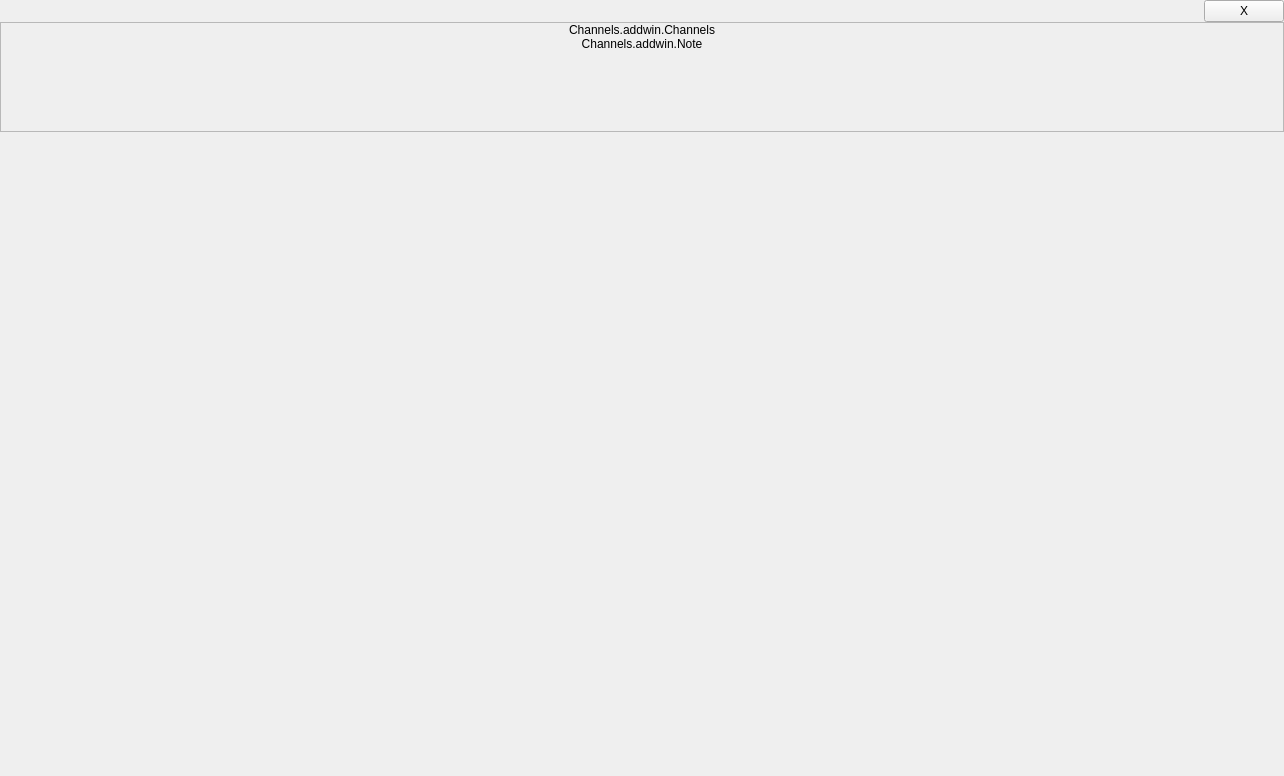
First picture: the form in src/prism/main/channels/ChannelsDataApi/ChannelsAddWin.ui, repository naver/prism-live-studio, before the edit.
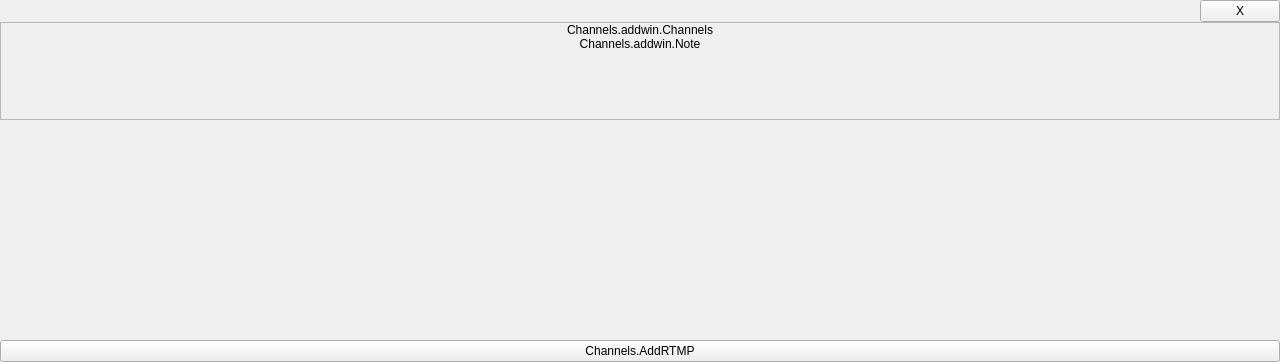
Second picture: the form after the edit. Custom widgets are drawn as their Qt base class.

```diff
--- a/src/prism/main/channels/ChannelsDataApi/ChannelsAddWin.ui
+++ b/src/prism/main/channels/ChannelsDataApi/ChannelsAddWin.ui
@@ -6,8 +6,8 @@
    <rect>
     <x>0</x>
     <y>0</y>
-    <width>1284</width>
-    <height>776</height>
+    <width>1280</width>
+    <height>362</height>
    </rect>
   </property>
   <property name="mouseTracking">
@@ -184,7 +184,7 @@
           <rect>
            <x>0</x>
            <y>0</y>
-           <width>1282</width>
+           <width>1278</width>
            <height>85</height>
           </rect>
          </property>
@@ -283,8 +283,34 @@
      </property>
     </spacer>
    </item>
+   <item>
+    <widget class="ComplexButton" name="AddRTMPBtn">
+     <property name="sizePolicy">
+      <sizepolicy hsizetype="Preferred" vsizetype="Preferred">
+       <horstretch>0</horstretch>
+       <verstretch>0</verstretch>
+      </sizepolicy>
+     </property>
+     <property name="mouseTracking">
+      <bool>true</bool>
+     </property>
+     <property name="text">
+      <string>Channels.AddRTMP</string>
+     </property>
+     <property name="lang" stdset="0">
+      <string notr="true">en</string>
+     </property>
+    </widget>
+   </item>
   </layout>
  </widget>
+ <customwidgets>
+  <customwidget>
+   <class>ComplexButton</class>
+   <extends>QPushButton</extends>
+   <header location="global">ComplexButton.h</header>
+  </customwidget>
+ </customwidgets>
  <resources/>
  <connections/>
 </ui>
```
